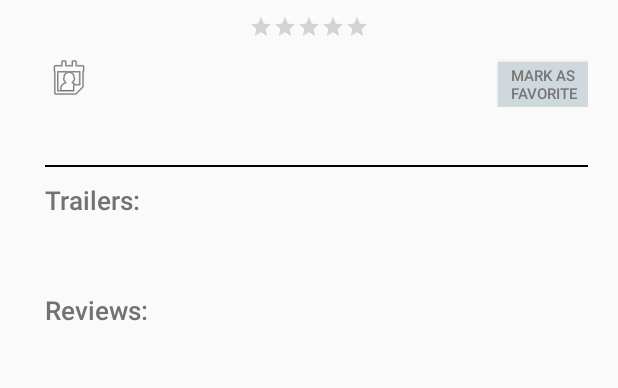
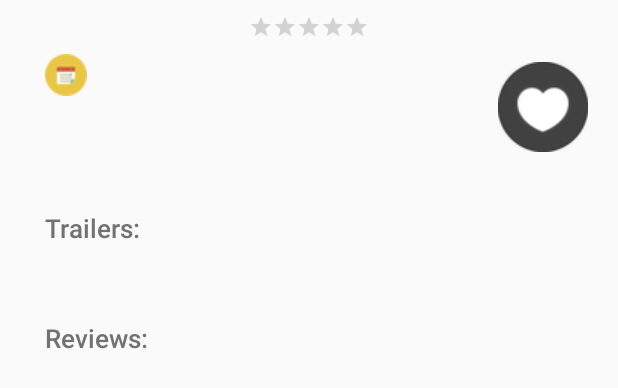
Before and after one commit to jenalgit/Popular-Movies-2, an Android app: the layout movie_detail.xml on its own in the app's theme, with its tools: preview values and no code run, on a phone screen of 412 x 824 dp. Shown: the top 388 px of the screen. Run offline under Robolectric (Android 15) with nearby library versions, the phone set to English and light mode, and no system bars.

Commit message:
Change styles

```diff
--- a/app/build.gradle
+++ b/app/build.gradle
@@ -31,4 +31,5 @@ dependencies {
     compile 'com.android.support:design:22.2.0'
     compile files('libs/YouTubeAndroidPlayerApi.jar')
 	compile 'com.android.support:support-annotations:22.2.0'
+    compile 'com.android.support:cardview-v7:21.0.+'
 }
--- a/app/src/main/res/layout-sw600dp-land/movie_detail.xml
+++ b/app/src/main/res/layout-sw600dp-land/movie_detail.xml
@@ -2,6 +2,7 @@
 <LinearLayout xmlns:android="http://schemas.android.com/apk/res/android"
     android:orientation="vertical" android:layout_width="match_parent"
     android:layout_height="match_parent"
+    android:id="@+id/my_linear_layout"
     android:weightSum="1">
 
     <RatingBar
@@ -38,7 +39,7 @@
                 android:id="@+id/imageview_calendar"
                 android:layout_width="wrap_content"
                 android:layout_height="wrap_content"
-                android:src="@android:drawable/ic_menu_my_calendar"
+                android:src="@drawable/calendar"
                 android:layout_marginLeft="30dp" />
 
             <TextView
@@ -51,13 +52,13 @@
                 android:layout_marginTop="10dp" />
         </LinearLayout>
 
-        <Button
+        <ImageButton
             android:id="@+id/button_favorite"
             android:layout_width="60dp"
-            android:layout_height="30dp"
+            android:layout_height="60dp"
             android:text="@string/label_text_button_favorite"
-            android:background="@color/favorite_not_selected"
-            android:textColor="@color/secondary_text"
+            android:background="@drawable/heartgray"
+            android:textColor="@color/text_favorite_not_selected"
             android:textSize="10dp"
             android:layout_marginTop="15dp"
             android:layout_row="0"
@@ -79,14 +80,6 @@
         android:layout_marginLeft="30dp"
         android:layout_marginRight="20dp" />
 
-    <View
-        android:id="@+id/detail_seperator"
-        android:layout_width="fill_parent"
-        android:layout_height="1dp"
-        android:background="@android:color/black"
-        android:layout_marginTop="10dp"
-        android:layout_marginLeft="30dp"
-        android:layout_marginRight="20dp" />
 
     <TextView
         android:fontFamily="sans-serif-light"
--- a/app/src/main/res/layout/movie_detail.xml
+++ b/app/src/main/res/layout/movie_detail.xml
@@ -2,6 +2,7 @@
 <LinearLayout xmlns:android="http://schemas.android.com/apk/res/android"
     android:orientation="vertical" android:layout_width="match_parent"
     android:layout_height="match_parent"
+    android:id="@+id/my_linear_layout"
     android:weightSum="1">
     <RatingBar
         style="?android:attr/ratingBarStyleSmall"
@@ -36,7 +37,7 @@
                 android:id="@+id/imageview_calendar"
                 android:layout_width="wrap_content"
                 android:layout_height="wrap_content"
-                android:src="@android:drawable/ic_menu_my_calendar"
+                android:src="@drawable/calendar"
                 android:layout_marginLeft="30dp" />
 
             <TextView
@@ -49,12 +50,12 @@
                 android:layout_marginTop="10dp" />
         </LinearLayout>
 
-        <Button
+        <ImageButton
             android:id="@+id/button_favorite"
             android:layout_width="60dp"
-            android:layout_height="30dp"
+            android:layout_height="60dp"
             android:text="@string/label_text_button_favorite"
-            android:background="@color/favorite_not_selected"
+            android:background="@drawable/heartgray"
             android:textColor="@color/text_favorite_not_selected"
             android:textSize="10dp"
             android:layout_marginTop="15dp"
@@ -79,14 +80,6 @@
         android:layout_marginLeft="30dp"
         android:layout_marginRight="20dp" />
 
-    <View
-        android:id="@+id/detail_seperator"
-        android:layout_width="fill_parent"
-        android:layout_height="1dp"
-        android:background="@android:color/black"
-        android:layout_marginTop="10dp"
-        android:layout_marginLeft="30dp"
-        android:layout_marginRight="20dp" />
 
     <TextView
         android:fontFamily="sans-serif-light"
--- a/app/src/main/res/values/strings.xml
+++ b/app/src/main/res/values/strings.xml
@@ -3,7 +3,7 @@
     <string name="hello_world">Hello world!</string>
     <string name="action_settings">Sort By</string>
     <string name="title_activity_movie_details">MovieDetailsActivity</string>
-    <string name="label_text_button_favorite">MARK AS FAVORITE</string>
+    <string name="label_text_button_favorite">FAVORITE</string>
     <string name="label_text_view_trailers">Trailers:</string>
     <string name="label_text_view_reviews">Reviews:</string>
     <string name="label_text_view_release_date">Release Date:</string>
```
Also changed, not shown: app/src/main/java/com/popularmovies/app/Fragments/MovieDetailsActivityFragment.java (+10 -11 lines), app/src/main/res/layout/list_reviews_row.xml (+23 -5 lines), app/src/main/res/layout/list_trailers_row.xml (+14 -7 lines), app/src/main/res/drawable/calendar.png (added), app/src/main/res/drawable/heart.png (added), app/src/main/res/drawable/heartgray.png (added), app/src/main/res/drawable/no_image_available.jpg, app/src/main/res/drawable/playvideo.png (added), app/src/main/res/drawable/star.png (added), 9 other files.
